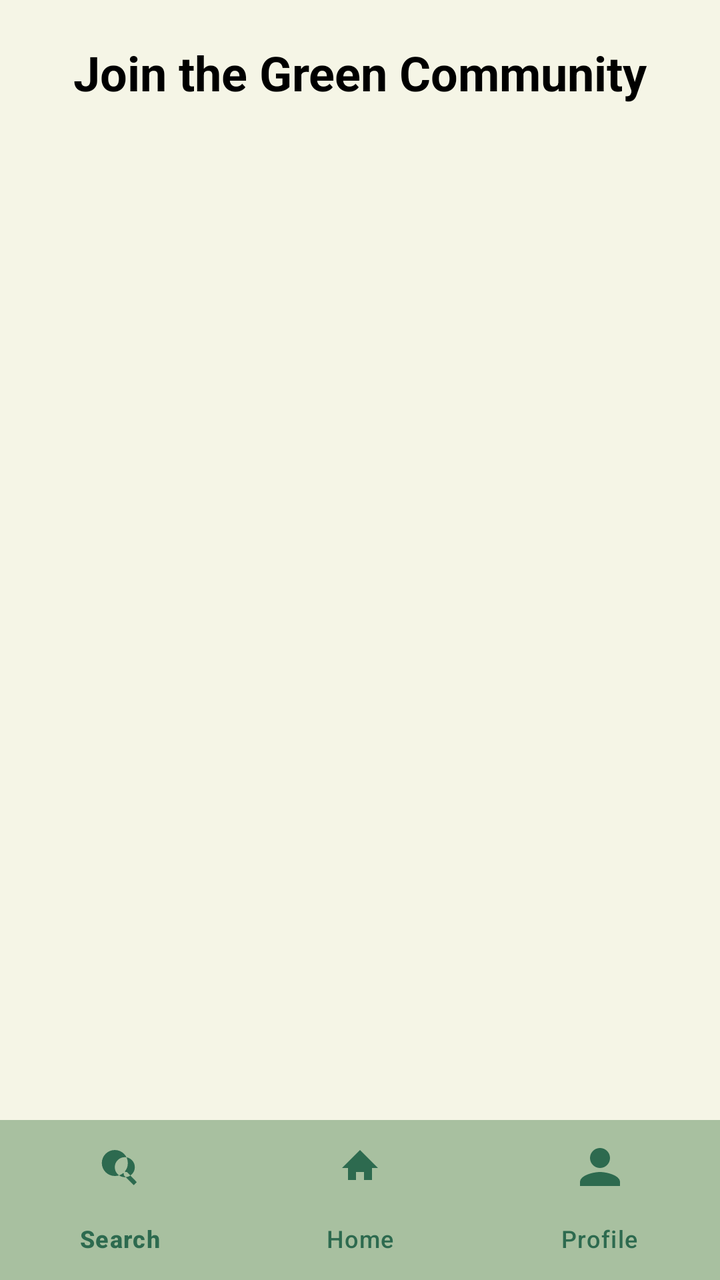
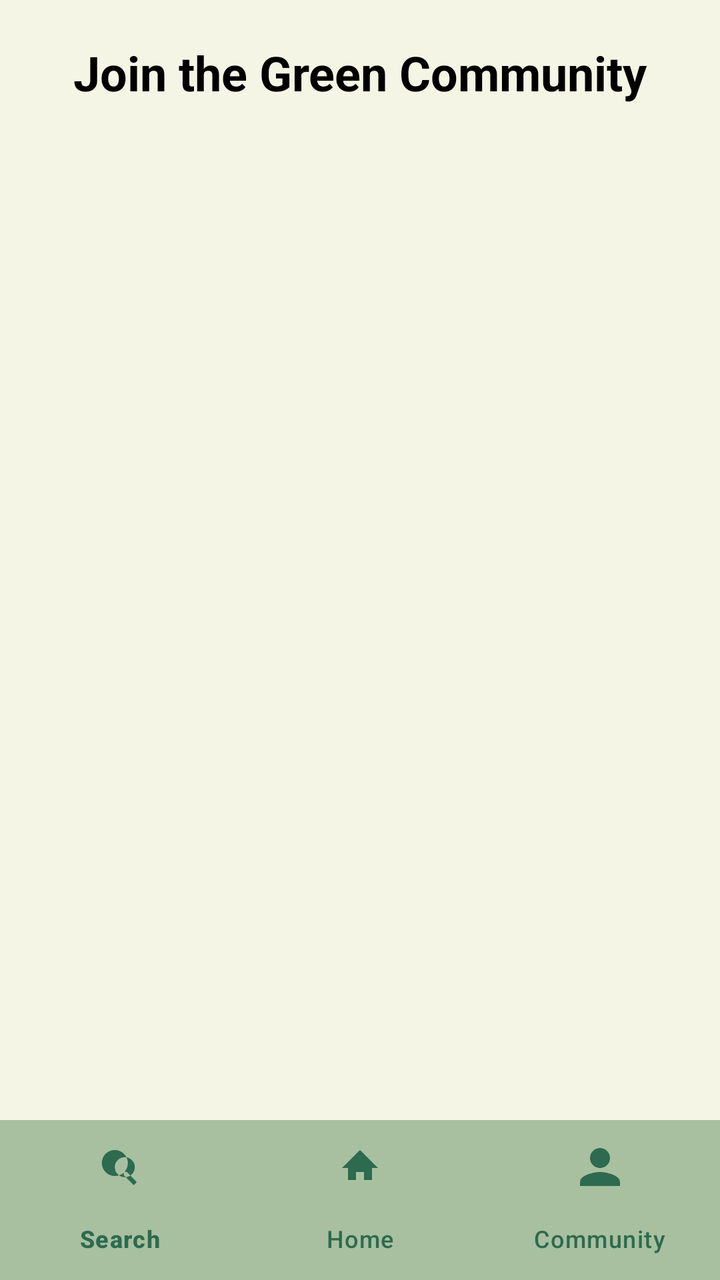

Compare the two renders of this Android layout. The source of the first and the diff that turns it into the second are given below.
<!-- AndroidManifest.xml: application theme Theme.plantpal -->
<!-- res/layout/activity_main2.xml -->
<?xml version="1.0" encoding="utf-8"?>
<androidx.constraintlayout.widget.ConstraintLayout xmlns:android="http://schemas.android.com/apk/res/android"
    xmlns:app="http://schemas.android.com/apk/res-auto"
    xmlns:tools="http://schemas.android.com/tools"
    android:id="@+id/main"
    android:layout_width="match_parent"
    android:layout_height="match_parent"
    android:background="@color/cream"
    tools:context="com.example.demo2.MainActivity2">

    
    <TextView
        android:id="@+id/titleText"
        android:layout_width="wrap_content"
        android:layout_height="wrap_content"
        android:text="Join the Green Community"
        android:textSize="24sp"
        android:textStyle="bold"
        android:textColor="@color/black"
        android:layout_marginTop="20dp"
        app:layout_constraintTop_toTopOf="parent"
        app:layout_constraintStart_toStartOf="parent"
        app:layout_constraintEnd_toEndOf="parent" />

    
    <androidx.recyclerview.widget.RecyclerView
        android:id="@+id/recyclerView"
        android:layout_width="match_parent"
        android:layout_height="0dp"
        android:layout_marginTop="20dp"
        app:layout_constraintTop_toBottomOf="@id/titleText"
        app:layout_constraintBottom_toTopOf="@id/bottomNav"
        app:layout_constraintStart_toStartOf="parent"
        app:layout_constraintEnd_toEndOf="parent" />

    
    <com.google.android.material.bottomnavigation.BottomNavigationView
        android:id="@+id/bottomNav"
        android:layout_width="match_parent"
        android:layout_height="wrap_content"
        android:background="@color/light_green"
        app:itemIconTint="@color/dark_green"
        app:itemTextColor="@color/dark_green"
        app:layout_constraintBottom_toBottomOf="parent"
        app:layout_constraintEnd_toEndOf="parent"
        app:layout_constraintHorizontal_bias="0.0"
        app:layout_constraintStart_toStartOf="parent"
        app:menu="@menu/bottom_nav_menu" />

</androidx.constraintlayout.widget.ConstraintLayout>
<!-- resources referenced by this layout -->
<resources>
  <color name="black">#000000</color>
  <color name="cream">#F5F5E6</color>
  <color name="dark_green">#2D6A4F</color>
  <color name="light_green">#A8C0A0</color>
  <style name="Theme.plantpal" parent="Base.Theme.plantpal" />
  <style name="Base.Theme.plantpal" parent="Theme.Material3.DayNight.NoActionBar">
          
          
      </style>
</resources>

<!-- the commit's change to res/layout/activity_main2.xml (unified diff, before → after) -->
@@ -1,12 +1,13 @@
 <?xml version="1.0" encoding="utf-8"?>
-<androidx.constraintlayout.widget.ConstraintLayout xmlns:android="http://schemas.android.com/apk/res/android"
+<androidx.constraintlayout.widget.ConstraintLayout
+    xmlns:android="http://schemas.android.com/apk/res/android"
     xmlns:app="http://schemas.android.com/apk/res-auto"
     xmlns:tools="http://schemas.android.com/tools"
     android:id="@+id/main"
     android:layout_width="match_parent"
     android:layout_height="match_parent"
     android:background="@color/cream"
-    tools:context="com.example.demo2.MainActivity2">
+    tools:context="com.example.plantpal.MainActivity2">
 
     
     <TextView
@@ -23,17 +24,20 @@
         app:layout_constraintEnd_toEndOf="parent" />
 
     
+
+    
     <androidx.recyclerview.widget.RecyclerView
         android:id="@+id/recyclerView"
-        android:layout_width="match_parent"
+        android:layout_width="0dp"
         android:layout_height="0dp"
         android:layout_marginTop="20dp"
+        app:layout_constraintBottom_toTopOf="@id/bottomNav"
+        app:layout_constraintEnd_toEndOf="parent"
+        app:layout_constraintHorizontal_bias="0.0"
+        app:layout_constraintStart_toStartOf="parent"
         app:layout_constraintTop_toBottomOf="@id/titleText"
-        app:layout_constraintBottom_toTopOf="@id/bottomNav"
-        app:layout_constraintStart_toStartOf="parent"
-        app:layout_constraintEnd_toEndOf="parent" />
+        app:layout_constraintVertical_bias="0.0" />
 
-    
     <com.google.android.material.bottomnavigation.BottomNavigationView
         android:id="@+id/bottomNav"
         android:layout_width="match_parent"
@@ -42,9 +46,7 @@
         app:itemIconTint="@color/dark_green"
         app:itemTextColor="@color/dark_green"
         app:layout_constraintBottom_toBottomOf="parent"
-        app:layout_constraintEnd_toEndOf="parent"
-        app:layout_constraintHorizontal_bias="0.0"
-        app:layout_constraintStart_toStartOf="parent"
-        app:menu="@menu/bottom_nav_menu" />
+        app:menu="@menu/bottom_nav_menu"/>
+
 
 </androidx.constraintlayout.widget.ConstraintLayout>
